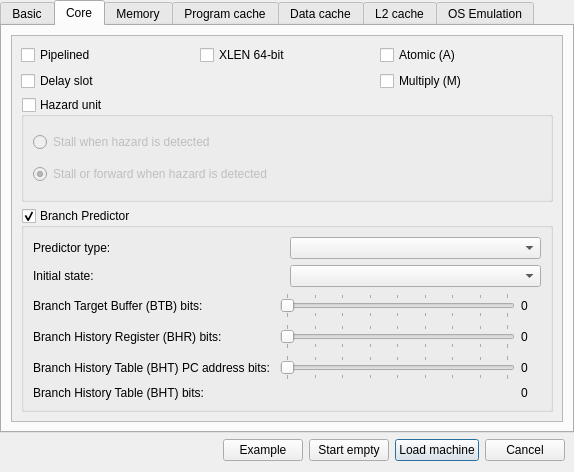
Above: src/gui/dialogs/new/NewDialog.ui from cvut/qtrvsim before the change. Below: the same form after it.
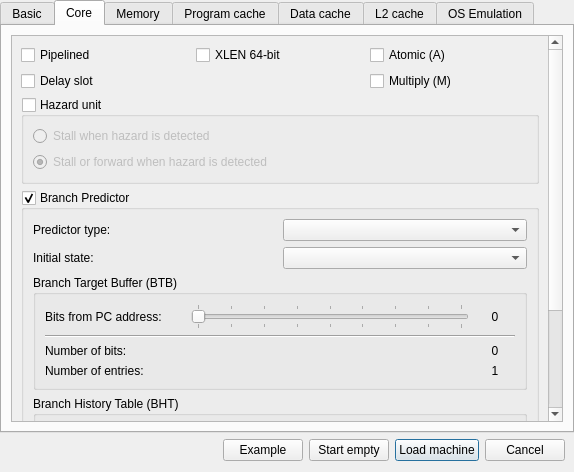
That is the form after the change. The open tabs and pages were chosen to show the change.

The edit to the form file:
```diff
--- a/src/gui/dialogs/new/NewDialog.ui
+++ b/src/gui/dialogs/new/NewDialog.ui
@@ -149,7 +149,7 @@
             <x>0</x>
             <y>0</y>
             <width>536</width>
-            <height>384</height>
+            <height>547</height>
            </rect>
           </property>
           <layout class="QVBoxLayout" name="verticalLayout_8">
@@ -271,110 +271,205 @@
                </layout>
               </item>
               <item>
-               <layout class="QGridLayout" name="layout_bp_bit_settings" rowstretch="0,0,0,0">
-                <property name="topMargin">
-                 <number>0</number>
+               <widget class="QGroupBox" name="group_bp_btb">
+                <property name="title">
+                 <string>Branch Target Buffer (BTB) </string>
                 </property>
-                <item row="3" column="2">
-                 <widget class="QLabel" name="text_bp_bht_bits_number">
-                  <property name="minimumSize">
-                   <size>
-                    <width>20</width>
-                    <height>0</height>
-                   </size>
+                <property name="flat">
+                 <bool>false</bool>
+                </property>
+                <layout class="QGridLayout" name="gridLayout">
+                 <item row="0" column="0">
+                  <widget class="QLabel" name="text_bp_btb_addr_bits">
+                   <property name="toolTip">
+                    <string>PC - Program Counter register</string>
                   </property>
                   <property name="text">
-                   <string>0</string>
+                    <string>Bits from PC address: </string>
+                   </property>
+                  </widget>
+                 </item>
+                 <item row="0" column="1">
+                  <widget class="QSlider" name="slider_bp_btb_addr_bits">
+                   <property name="maximum">
+                    <number>8</number>
+                   </property>
+                   <property name="orientation">
+                    <enum>Qt::Horizontal</enum>
+                   </property>
+                   <property name="invertedAppearance">
+                    <bool>false</bool>
+                   </property>
+                   <property name="tickPosition">
+                    <enum>QSlider::TicksBothSides</enum>
                   </property>
                  </widget>
                 </item>
                 <item row="2" column="0">
-                 <widget class="QLabel" name="text_bp_bht_addr_bits">
-                  <property name="minimumSize">
-                   <size>
-                    <width>0</width>
-                    <height>0</height>
-                   </size>
-                  </property>
-                  <property name="text">
-                   <string>Branch History Table (BHT) PC address bits: </string>
-                  </property>
-                 </widget>
-                </item>
-                <item row="0" column="0">
                  <widget class="QLabel" name="text_bp_btb_bits">
-                  <property name="text">
-                   <string>Branch Target Buffer (BTB) bits:</string>
-                  </property>
-                 </widget>
-                </item>
-                <item row="1" column="1">
-                 <widget class="QSlider" name="slider_bp_bhr_bits">
-                  <property name="maximum">
-                   <number>8</number>
-                  </property>
-                  <property name="orientation">
-                   <enum>Qt::Horizontal</enum>
-                  </property>
-                  <property name="tickPosition">
-                   <enum>QSlider::TicksBothSides</enum>
-                  </property>
-                 </widget>
-                </item>
-                <item row="1" column="2">
-                 <widget class="QLabel" name="text_bp_bhr_bits_number">
                   <property name="minimumSize">
                    <size>
-                    <width>20</width>
+                     <width>140</width>
                     <height>0</height>
                    </size>
                   </property>
                   <property name="text">
-                   <string>0</string>
-                  </property>
-                 </widget>
-                </item>
-                <item row="1" column="0">
-                 <widget class="QLabel" name="text_bp_bhr_bits">
-                  <property name="text">
-                   <string>Branch History Register (BHR) bits:</string>
+                    <string>Number of bits:</string>
                   </property>
                  </widget>
                 </item>
                 <item row="2" column="2">
-                 <widget class="QLabel" name="text_bp_bht_addr_bits_number">
-                  <property name="minimumSize">
-                   <size>
-                    <width>20</width>
-                    <height>0</height>
-                   </size>
-                  </property>
-                  <property name="text">
-                   <string>0</string>
-                  </property>
-                 </widget>
-                </item>
-                <item row="0" column="2">
                  <widget class="QLabel" name="text_bp_btb_bits_number">
                   <property name="minimumSize">
                    <size>
-                    <width>20</width>
+                     <width>40</width>
                     <height>0</height>
                    </size>
                   </property>
                   <property name="text">
                    <string>0</string>
+                   </property>
+                   <property name="alignment">
+                    <set>Qt::AlignCenter</set>
+                   </property>
+                  </widget>
+                 </item>
+                 <item row="3" column="2">
+                  <widget class="QLabel" name="text_bp_btb_entries_number">
+                   <property name="minimumSize">
+                    <size>
+                     <width>40</width>
+                     <height>0</height>
+                    </size>
+                   </property>
+                   <property name="text">
+                    <string>1</string>
+                   </property>
+                   <property name="alignment">
+                    <set>Qt::AlignCenter</set>
+                   </property>
+                  </widget>
+                 </item>
+                 <item row="3" column="0">
+                  <widget class="QLabel" name="text_bp_btb_entries">
+                   <property name="minimumSize">
+                    <size>
+                     <width>140</width>
+                     <height>0</height>
+                    </size>
+                   </property>
+                   <property name="text">
+                    <string>Number of entries:</string>
+                   </property>
+                  </widget>
+                 </item>
+                 <item row="0" column="2">
+                  <widget class="QLabel" name="text_bp_btb_addr_bits_number">
+                   <property name="minimumSize">
+                    <size>
+                     <width>40</width>
+                     <height>0</height>
+                    </size>
+                   </property>
+                   <property name="text">
+                    <string>0</string>
+                   </property>
+                   <property name="alignment">
+                    <set>Qt::AlignCenter</set>
+                   </property>
+                  </widget>
+                 </item>
+                 <item row="1" column="0" colspan="3">
+                  <widget class="Line" name="line_bp_btb">
+                   <property name="orientation">
+                    <enum>Qt::Horizontal</enum>
+                   </property>
+                  </widget>
+                 </item>
+                </layout>
+               </widget>
+              </item>
+              <item>
+               <widget class="QGroupBox" name="group_bp_bht">
+                <property name="title">
+                 <string>Branch History Table (BHT)</string>
+                </property>
+                <layout class="QGridLayout" name="gridLayout_2">
+                 <item row="4" column="0">
+                  <widget class="QLabel" name="text_bp_bht_entries">
+                   <property name="minimumSize">
+                    <size>
+                     <width>140</width>
+                     <height>0</height>
+                    </size>
+                   </property>
+                   <property name="text">
+                    <string>Number of entries:</string>
                   </property>
                  </widget>
                 </item>
                 <item row="3" column="0">
                  <widget class="QLabel" name="text_bp_bht_bits">
+                   <property name="minimumSize">
+                    <size>
+                     <width>140</width>
+                     <height>0</height>
+                    </size>
+                   </property>
                   <property name="text">
-                   <string>Branch History Table (BHT) bits:</string>
+                    <string>Number of bits:</string>
                   </property>
                  </widget>
                 </item>
-                <item row="2" column="1">
+                 <item row="4" column="2">
+                  <widget class="QLabel" name="text_bp_bht_entries_number">
+                   <property name="minimumSize">
+                    <size>
+                     <width>40</width>
+                     <height>0</height>
+                    </size>
+                   </property>
+                   <property name="text">
+                    <string>1</string>
+                   </property>
+                   <property name="alignment">
+                    <set>Qt::AlignCenter</set>
+                   </property>
+                  </widget>
+                 </item>
+                 <item row="3" column="2">
+                  <widget class="QLabel" name="text_bp_bht_bits_number">
+                   <property name="minimumSize">
+                    <size>
+                     <width>40</width>
+                     <height>0</height>
+                    </size>
+                   </property>
+                   <property name="text">
+                    <string>0</string>
+                   </property>
+                   <property name="alignment">
+                    <set>Qt::AlignCenter</set>
+                   </property>
+                  </widget>
+                 </item>
+                 <item row="0" column="2">
+                  <widget class="QLabel" name="text_bp_bht_bhr_bits_number">
+                   <property name="minimumSize">
+                    <size>
+                     <width>40</width>
+                     <height>0</height>
+                    </size>
+                   </property>
+                   <property name="text">
+                    <string>0</string>
+                   </property>
+                   <property name="alignment">
+                    <set>Qt::AlignCenter</set>
+                   </property>
+                  </widget>
+                 </item>
+                 <item row="1" column="1">
                  <widget class="QSlider" name="slider_bp_bht_addr_bits">
                   <property name="maximum">
                    <number>8</number>
@@ -388,22 +483,75 @@
                  </widget>
                 </item>
                 <item row="0" column="1">
-                 <widget class="QSlider" name="slider_bp_btb_bits">
+                  <widget class="QSlider" name="slider_bp_bht_bhr_bits">
                   <property name="maximum">
                    <number>8</number>
                   </property>
                   <property name="orientation">
                    <enum>Qt::Horizontal</enum>
                   </property>
-                  <property name="invertedAppearance">
-                   <bool>false</bool>
-                  </property>
                   <property name="tickPosition">
                    <enum>QSlider::TicksBothSides</enum>
                   </property>
                  </widget>
                 </item>
-               </layout>
+                 <item row="0" column="0">
+                  <widget class="QLabel" name="text_bp_bht_bhr_bits">
+                   <property name="minimumSize">
+                    <size>
+                     <width>140</width>
+                     <height>0</height>
+                    </size>
+                   </property>
+                   <property name="toolTip">
+                    <string>BHR - Branch History Register</string>
+                   </property>
+                   <property name="text">
+                    <string>Bits in BHR:</string>
+                   </property>
+                  </widget>
+                 </item>
+                 <item row="1" column="2">
+                  <widget class="QLabel" name="text_bp_bht_addr_bits_number">
+                   <property name="minimumSize">
+                    <size>
+                     <width>40</width>
+                     <height>0</height>
+                    </size>
+                   </property>
+                   <property name="text">
+                    <string>0</string>
+                   </property>
+                   <property name="alignment">
+                    <set>Qt::AlignCenter</set>
+                   </property>
+                  </widget>
+                 </item>
+                 <item row="1" column="0">
+                  <widget class="QLabel" name="text_bp_bht_addr_bits">
+                   <property name="minimumSize">
+                    <size>
+                     <width>140</width>
+                     <height>0</height>
+                    </size>
+                   </property>
+                   <property name="toolTip">
+                    <string>PC - Program Counter register</string>
+                   </property>
+                   <property name="text">
+                    <string>Bits from PC address: </string>
+                   </property>
+                  </widget>
+                 </item>
+                 <item row="2" column="0" colspan="3">
+                  <widget class="Line" name="line_bp_bht">
+                   <property name="orientation">
+                    <enum>Qt::Horizontal</enum>
+                   </property>
+                  </widget>
+                 </item>
+                </layout>
+               </widget>
               </item>
              </layout>
             </widget>
```
Left out of the diff: 2 changed lines with no effect on the pictures. Lines whose indentation alone changed are shown as unchanged.
